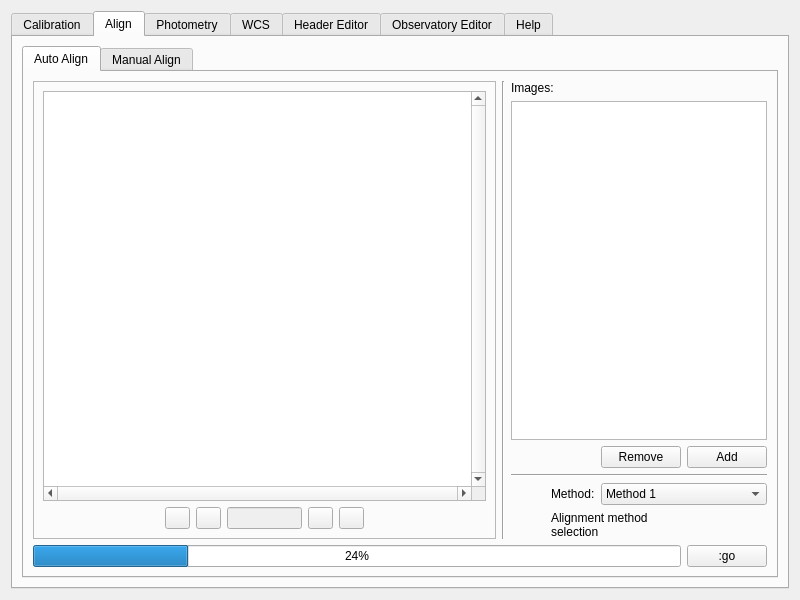
Qt form MYRafV2.ui (yucelkilic/myrafproject) before a commit.
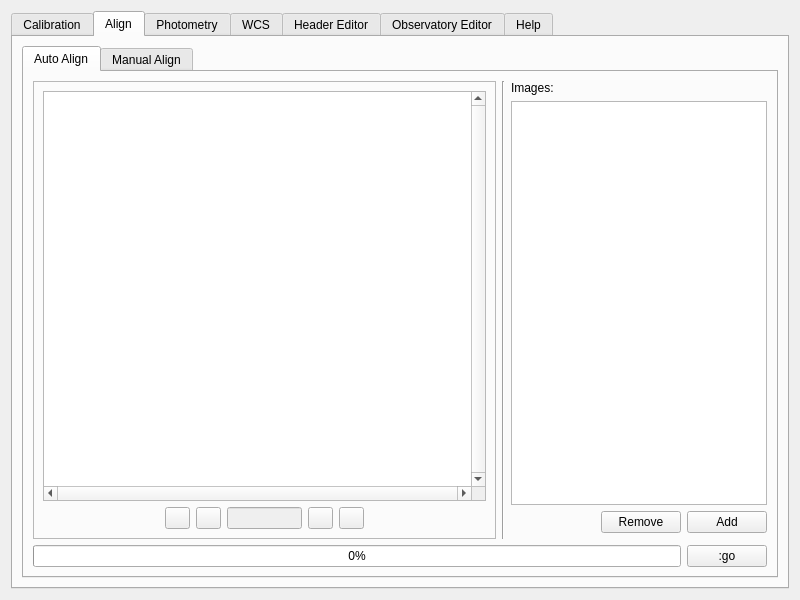
The same form after that commit. The open tabs and pages were chosen to show the change. Icons and pictures are not drawn.

Commit message: MYRaf  will not support variant 1 anymore. Default Alignment method is variant 1. Auto Align is available. Aligned *.fit files are under aligned , under directory that contain Reference image.

Diff of the .ui file:
```diff
--- a/MYRafV2.ui
+++ b/MYRafV2.ui
@@ -320,7 +320,7 @@
        <item row="2" column="0" colspan="4">
         <widget class="QProgressBar" name="progressBar">
          <property name="value">
-          <number>24</number>
+          <number>0</number>
          </property>
         </widget>
        </item>
@@ -362,7 +362,14 @@
            <string>Auto Align</string>
           </attribute>
           <layout class="QGridLayout" name="gridLayout_18">
-           <item row="0" column="0" rowspan="6">
+           <item row="0" column="2" colspan="2">
+            <widget class="QLabel" name="label_2">
+             <property name="text">
+              <string>Images:</string>
+             </property>
+            </widget>
+           </item>
+           <item row="0" column="0" rowspan="4">
             <widget class="QFrame" name="frame_6">
              <property name="frameShape">
               <enum>QFrame::StyledPanel</enum>
@@ -521,20 +528,13 @@
              </layout>
             </widget>
            </item>
-           <item row="0" column="1" rowspan="6">
+           <item row="0" column="1" rowspan="4">
             <widget class="Line" name="line_5">
              <property name="orientation">
               <enum>Qt::Vertical</enum>
              </property>
             </widget>
            </item>
-           <item row="0" column="2" colspan="2">
-            <widget class="QLabel" name="label_2">
-             <property name="text">
-              <string>Images:</string>
-             </property>
-            </widget>
-           </item>
            <item row="1" column="2" colspan="4">
             <widget class="QListWidget" name="listWidget_13">
              <property name="selectionMode">
@@ -576,50 +576,14 @@
              </property>
             </widget>
            </item>
-           <item row="3" column="2" colspan="4">
-            <widget class="Line" name="line_6">
-             <property name="orientation">
-              <enum>Qt::Horizontal</enum>
-             </property>
-            </widget>
-           </item>
-           <item row="4" column="3">
-            <widget class="QLabel" name="label_6">
-             <property name="text">
-              <string>Method:</string>
-             </property>
-            </widget>
-           </item>
-           <item row="4" column="4" colspan="2">
-            <widget class="QComboBox" name="comboBox">
-             <item>
-              <property name="text">
-               <string>Method 1</string>
-              </property>
-             </item>
-             <item>
-              <property name="text">
-               <string>Method 2</string>
-              </property>
-             </item>
-            </widget>
-           </item>
-           <item row="5" column="3" colspan="3">
-            <widget class="QLabel" name="label_7">
-             <property name="text">
-              <string>Alignment method
-selection</string>
-             </property>
-            </widget>
-           </item>
-           <item row="6" column="0" colspan="5">
+           <item row="4" column="0" colspan="5">
             <widget class="QProgressBar" name="progressBar_2">
              <property name="value">
-              <number>24</number>
+              <number>0</number>
              </property>
             </widget>
            </item>
-           <item row="6" column="5">
+           <item row="4" column="5">
             <widget class="QPushButton" name="pushButton_44">
              <property name="sizePolicy">
               <sizepolicy hsizetype="Fixed" vsizetype="Fixed">
@@ -1232,7 +1196,7 @@
        <item row="10" column="0" colspan="5">
         <widget class="QProgressBar" name="progressBar_4">
          <property name="value">
-          <number>24</number>
+          <number>0</number>
          </property>
         </widget>
        </item>
@@ -1369,7 +1333,7 @@
        <item row="10" column="0" colspan="5">
         <widget class="QProgressBar" name="progressBar_5">
          <property name="value">
-          <number>24</number>
+          <number>0</number>
          </property>
         </widget>
        </item>
@@ -1542,7 +1506,7 @@
        <item row="17" column="0" colspan="5">
         <widget class="QProgressBar" name="progressBar_6">
          <property name="value">
-          <number>24</number>
+          <number>0</number>
          </property>
         </widget>
        </item>
```
The commit also changes 3 other files.
